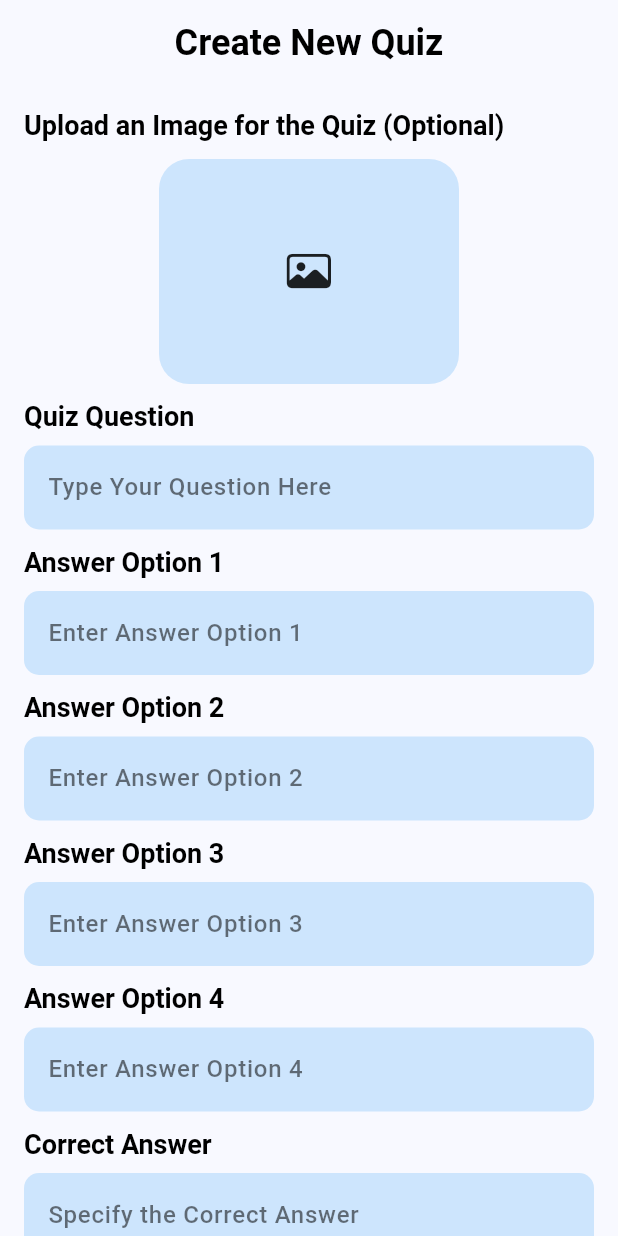
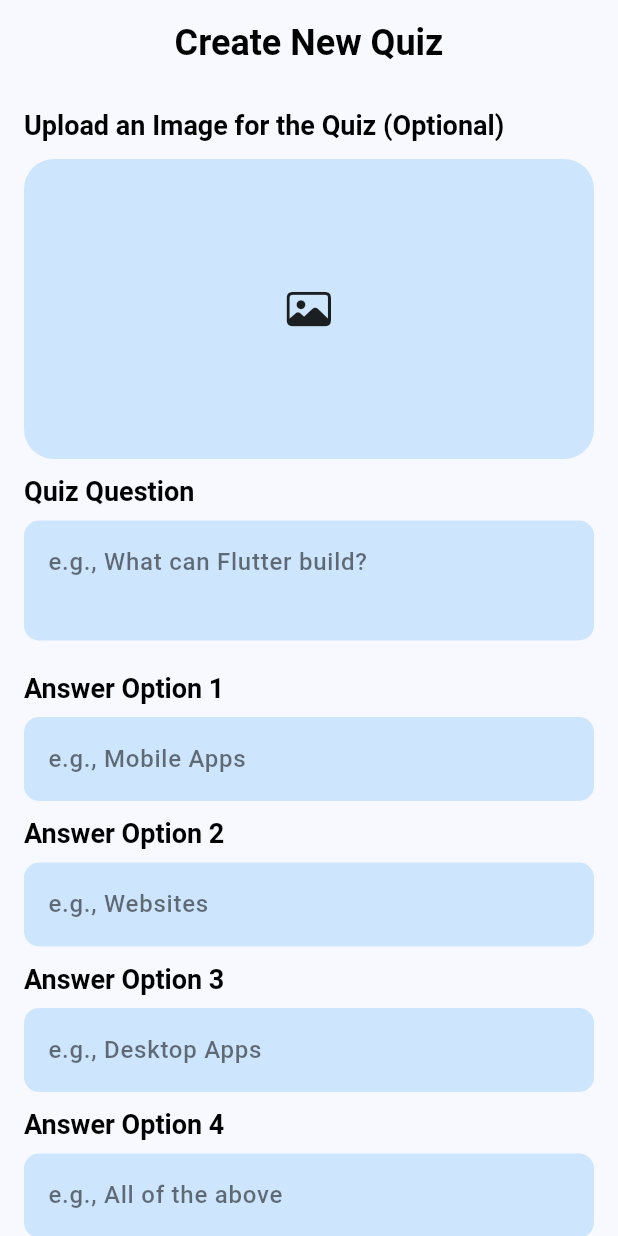
Before and after one commit to DevNadimm/Quiz-App, a Flutter app: the AddQuiz screen opened directly, on a phone screen of 412 x 824 dp. Run offline on Flutter 3.47's test engine with Material 3 defaults, Android fonts, the phone set to English and light mode, and no system bars; our stand-ins replace cloud_firestore, firebase_core, firebase_storage, fluttertoast, image_picker; accounts and stored records are empty.

Commit message:
quiz add || database connected

```diff
--- a/lib/admin/add_quiz.dart
+++ b/lib/admin/add_quiz.dart
@@ -1,5 +1,10 @@
+import 'dart:io';
+import 'package:firebase_storage/firebase_storage.dart';
 import 'package:flutter/cupertino.dart';
 import 'package:flutter/material.dart';
+import 'package:image_picker/image_picker.dart';
+import 'package:quiz_app/services/database.dart';
+import 'package:quiz_app/utils/toast.dart';
 
 class AddQuiz extends StatefulWidget {
   const AddQuiz({super.key});
@@ -9,13 +14,75 @@ class AddQuiz extends StatefulWidget {
 }
 
 class _AddQuizState extends State<AddQuiz> {
+  final List<String> _quizCategory = [
+    'Mathematics',
+    'Sports',
+    'Technology',
+    'Science',
+    'History',
+    'Languages',
+    'Random',
+  ];
+  String? _value;
+
+  final ImagePicker _imagePicker = ImagePicker();
+  File? _selectedImage;
+
+  Future _getImage() async {
+    final image = await _imagePicker.pickImage(source: ImageSource.gallery);
+    if (image != null) {
+      _selectedImage = File(image.path);
+      setState(() {});
+    }
+  }
+
+  Future<void> uploadQuiz() async {
+    if (_questionController.text.isNotEmpty &&
+        _optionOneController.text.isNotEmpty &&
+        _optionTwoController.text.isNotEmpty &&
+        _optionThreeController.text.isNotEmpty &&
+        _optionFourController.text.isNotEmpty &&
+        _ansController.text.isNotEmpty) {
+      Map<String, dynamic> addQuiz = {
+        'option1': _optionOneController.text,
+        'option2': _optionTwoController.text,
+        'option3': _optionThreeController.text,
+        'option4': _optionFourController.text,
+        'question': _questionController.text,
+        'ans': _ansController.text,
+      };
+
+      if (_selectedImage != null) {
+        try {
+          String timestamp = DateTime.now().millisecondsSinceEpoch.toString();
+          Reference firebaseStorageRef =
+              FirebaseStorage.instance.ref().child('images/$timestamp');
+
+          final task = await firebaseStorageRef.putFile(_selectedImage!);
+          final imgUrl = await task.ref.getDownloadURL();
+          addQuiz['image'] = imgUrl;
+        } catch (e) {
+          ToastMessage.errorToast('Error uploading image: $e');
+          return;
+        }
+      }
+
+      _value ??= _quizCategory.last;
+
+      await DatabaseMethod.addQuizCategory(addQuiz, _value!).then(
+        ToastMessage.successToast('Quiz uploaded successfully!'),
+      );
+    } else {
+      ToastMessage.errorToast('Please enter all required fields');
+    }
+  }
+
   final TextEditingController _questionController = TextEditingController();
   final TextEditingController _optionOneController = TextEditingController();
   final TextEditingController _optionTwoController = TextEditingController();
   final TextEditingController _optionThreeController = TextEditingController();
   final TextEditingController _optionFourController = TextEditingController();
   final TextEditingController _ansController = TextEditingController();
-  final GlobalKey<FormState> _key = GlobalKey();
 
   @override
   void dispose() {
@@ -23,6 +90,8 @@ class _AddQuizState extends State<AddQuiz> {
     _optionTwoController.dispose();
     _optionThreeController.dispose();
     _optionFourController.dispose();
+    _questionController.dispose();
+    _ansController.dispose();
     super.dispose();
   }
 
@@ -44,7 +113,9 @@ class _AddQuizState extends State<AddQuiz> {
           child: Column(
             crossAxisAlignment: CrossAxisAlignment.start,
             children: [
-              const SizedBox(height: 16,),
+              const SizedBox(
+                height: 16,
+              ),
               Text(
                 'Upload an Image for the Quiz (Optional)',
                 style: Theme.of(context).textTheme.headlineSmall,
@@ -52,10 +123,14 @@ class _AddQuizState extends State<AddQuiz> {
               const SizedBox(
                 height: 10,
               ),
-              Center(
+              _selectedImage == null
+                  ? GestureDetector(
+                      onTap: () {
+                        _getImage();
+                      },
                       child: Container(
-                  height: 150,
-                  width: 200,
+                        height: 200,
+                        width: double.infinity,
                         decoration: BoxDecoration(
                           borderRadius: BorderRadius.circular(20),
                           color: Colors.blue.withOpacity(0.2),
@@ -65,11 +140,25 @@ class _AddQuizState extends State<AddQuiz> {
                           size: 30,
                         ),
                       ),
+                    )
+                  : Container(
+                      height: 200,
+                      width: double.infinity,
+                      decoration: BoxDecoration(
+                        borderRadius: BorderRadius.circular(20),
+                        color: Colors.blue.withOpacity(0.2),
+                        image: const DecorationImage(
+                          image: NetworkImage(
+                              'https://c4.wallpaperflare.com/wallpaper/691/799/699/field-football-player-wallpaper-preview.jpg'),
+                          fit: BoxFit.cover,
+                        ),
+                      ),
                     ),
               const SizedBox(
                 height: 10,
               ),
               _buildTextField(),
+              _dropdownContainer(),
               const SizedBox(
                 height: 16,
               ),
@@ -77,9 +166,7 @@ class _AddQuizState extends State<AddQuiz> {
                 width: double.infinity,
                 child: ElevatedButton(
                   onPressed: () {
-                    if (_key.currentState!.validate()) {
-
-                    }
+                    uploadQuiz();
                   },
                   child: const Padding(
                     padding: EdgeInsets.all(15),
@@ -87,7 +174,9 @@ class _AddQuizState extends State<AddQuiz> {
                   ),
                 ),
               ),
-              const SizedBox(height: 16,),
+              const SizedBox(
+                height: 16,
+              ),
             ],
           ),
         ),
@@ -96,9 +185,7 @@ class _AddQuizState extends State<AddQuiz> {
   }
 
   Widget _buildTextField() {
-    return Form(
-      key: _key,
-      child: Column(
+    return Column(
       crossAxisAlignment: CrossAxisAlignment.start,
       children: [
         Text(
@@ -111,10 +198,13 @@ class _AddQuizState extends State<AddQuiz> {
         TextFormField(
           controller: _questionController,
           style: const TextStyle(fontWeight: FontWeight.w600),
-            decoration: const InputDecoration(hintText: 'Type Your Question Here'),
+          maxLines: 2,
+          decoration: const InputDecoration(
+            hintText: 'e.g., What can Flutter build?',
+          ),
         ),
         const SizedBox(
-            height: 10,
+          height: 20,
         ),
         Text(
           'Answer Option 1',
@@ -126,7 +216,9 @@ class _AddQuizState extends State<AddQuiz> {
         TextFormField(
           controller: _optionOneController,
           style: const TextStyle(fontWeight: FontWeight.w600),
-            decoration: const InputDecoration(hintText: 'Enter Answer Option 1'),
+          decoration: const InputDecoration(
+            hintText: 'e.g., Mobile Apps',
+          ),
         ),
         const SizedBox(
           height: 10,
@@ -141,7 +233,9 @@ class _AddQuizState extends State<AddQuiz> {
         TextFormField(
           controller: _optionTwoController,
           style: const TextStyle(fontWeight: FontWeight.w600),
-            decoration: const InputDecoration(hintText: 'Enter Answer Option 2'),
+          decoration: const InputDecoration(
+            hintText: 'e.g., Websites',
+          ),
         ),
         const SizedBox(
           height: 10,
@@ -156,7 +250,9 @@ class _AddQuizState extends State<AddQuiz> {
         TextFormField(
           controller: _optionThreeController,
           style: const TextStyle(fontWeight: FontWeight.w600),
-            decoration: const InputDecoration(hintText: 'Enter Answer Option 3'),
+          decoration: const InputDecoration(
+            hintText: 'e.g., Desktop Apps',
+          ),
         ),
         const SizedBox(
           height: 10,
@@ -171,7 +267,9 @@ class _AddQuizState extends State<AddQuiz> {
         TextFormField(
           controller: _optionFourController,
           style: const TextStyle(fontWeight: FontWeight.w600),
-            decoration: const InputDecoration(hintText: 'Enter Answer Option 4'),
+          decoration: const InputDecoration(
+            hintText: 'e.g., All of the above',
+          ),
         ),
         const SizedBox(
           height: 10,
@@ -186,10 +284,62 @@ class _AddQuizState extends State<AddQuiz> {
         TextFormField(
           controller: _ansController,
           style: const TextStyle(fontWeight: FontWeight.w600),
-            decoration: const InputDecoration(hintText: 'Specify the Correct Answer'),
+          decoration: const InputDecoration(
+            hintText: 'e.g., All of the above',
+          ),
         ),
       ],
+    );
+  }
+
+  Widget _dropdownContainer() {
+    return Column(
+      crossAxisAlignment: CrossAxisAlignment.start,
+      children: [
+        const SizedBox(
+          height: 10,
         ),
+        Text(
+          'Choose a Category for Your Quiz',
+          style: Theme.of(context).textTheme.headlineSmall,
+        ),
+        const SizedBox(
+          height: 7,
+        ),
+        Container(
+          padding: const EdgeInsets.symmetric(horizontal: 13, vertical: 4),
+          width: double.infinity,
+          decoration: BoxDecoration(
+            borderRadius: BorderRadius.circular(10),
+            color: Colors.blue.withOpacity(0.2),
+          ),
+          child: DropdownButtonHideUnderline(
+            child: DropdownButton<String>(
+              value: _value,
+              items: _quizCategory.map((item) {
+                return DropdownMenuItem(
+                  value: item,
+                  child: Text(
+                    item,
+                    style: Theme.of(context).textTheme.titleLarge,
+                  ),
+                );
+              }).toList(),
+              onChanged: (newValue) {
+                setState(() {
+                  _value = newValue!;
+                });
+              },
+              hint: Text(
+                'Pick a Category to Start',
+                style: Theme.of(context).textTheme.titleLarge!.copyWith(
+                      color: Colors.black54,
+                    ),
+              ),
+            ),
+          ),
+        ),
+      ],
     );
   }
 }
--- a/lib/admin/admin_log_in.dart
+++ b/lib/admin/admin_log_in.dart
@@ -66,7 +66,6 @@ class _AdminLogInState extends State<AdminLogIn> {
                         controller: passwordController,
                         style: const TextStyle(fontWeight: FontWeight.w600),
                         obscureText: true,
-                        // Hide password input
                         validator: (value) {
                           if (value == null || value.isEmpty) {
                             return "Please enter a strong password";
--- a/lib/app.dart
+++ b/lib/app.dart
@@ -1,5 +1,5 @@
 import 'package:flutter/material.dart';
-import 'package:quiz_app/admin/admin_log_in.dart';
+import 'package:quiz_app/admin/add_quiz.dart';
 
 class MyApp extends StatelessWidget {
   const MyApp({super.key});
@@ -16,7 +16,7 @@ class MyApp extends StatelessWidget {
         inputDecorationTheme: _inputDecoration,
         elevatedButtonTheme: _elevatedButtonThemeData,
       ),
-      home: const AdminLogIn(),
+      home: const AddQuiz(),
     );
   }
 }
--- a/pubspec.yaml
+++ b/pubspec.yaml
@@ -12,7 +12,10 @@ dependencies:
   cupertino_icons: ^1.0.8
   firebase_core: ^3.6.0
   cloud_firestore: ^5.4.3
+  firebase_storage: ^12.3.2
   fluttertoast: ^8.2.8
+  image_picker: ^1.1.2
+  random_string: ^2.3.1
 
 
 dev_dependencies:
```
Also changed, not shown: lib/services/database.dart (added, +14 -0 lines), pubspec.lock, 5 other files. Lines whose indentation alone changed are shown as unchanged.
